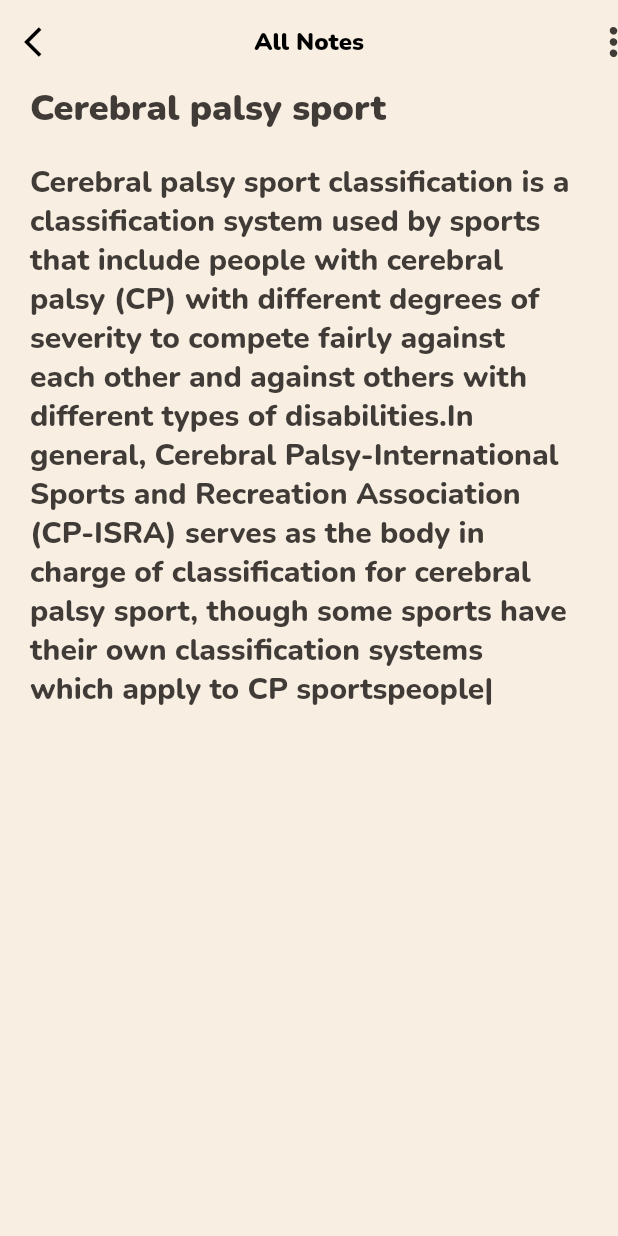
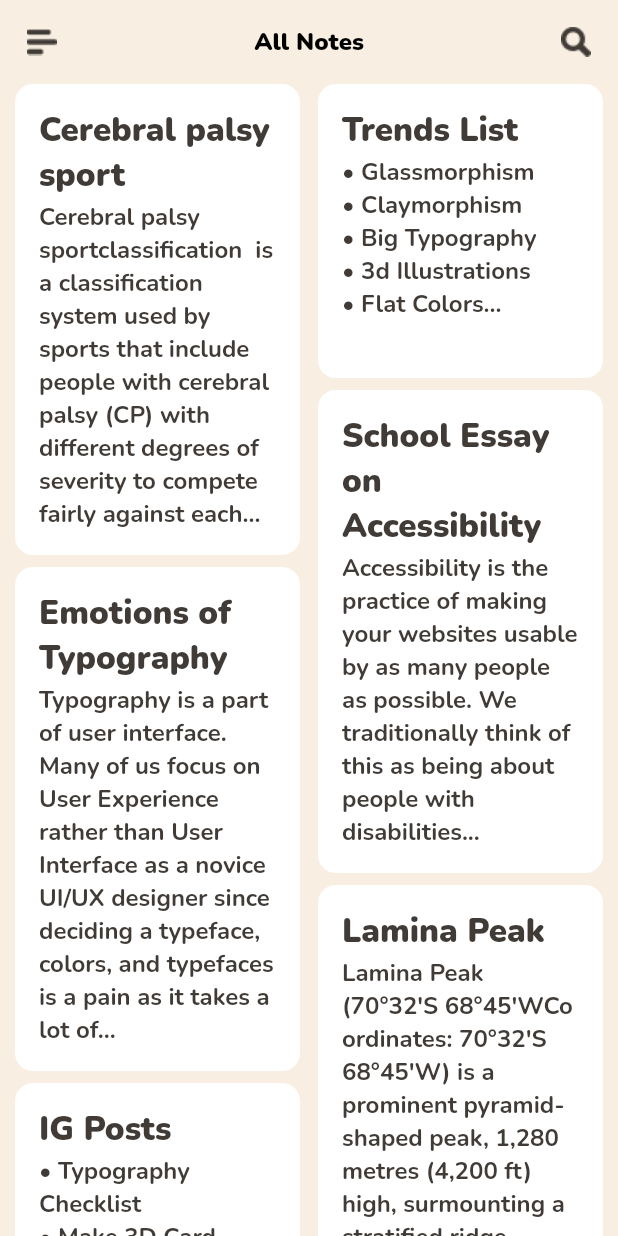
Before and after one commit to mercyjae/notely, a Flutter app: the screen it shows after launch, on a phone screen of 412 x 824 dp. Run offline on Flutter 3.47's test engine with Material 2 defaults, Android fonts, the phone set to English and light mode, and no system bars; our stand-ins replace flutter_svg, google_fonts.

Commit message:
recent screen done

```diff
--- a/lib/main.dart
+++ b/lib/main.dart
@@ -1,8 +1,5 @@
 import 'package:flutter/material.dart';
-import 'package:notely/screens/edit_note.dart';
-import 'package:notely/screens/note_creation.dart';
-import 'package:notely/screens/onboarding_screen.dart';
-import 'package:notely/screens/profile_screen.dart';
+import 'package:notely/screens/recent_notes.dart';
 
 void main() {
   runApp(const MyApp());
@@ -25,6 +22,6 @@ class MyApp extends StatelessWidget {
             secondary: const Color(0xFFD9614C),
           ),
         ),
-        home: const EditNote());
+        home: const RecentNotes());
   }
 }
--- a/lib/screens/edit_note.dart
+++ b/lib/screens/edit_note.dart
@@ -1,6 +1,4 @@
 import 'package:flutter/material.dart';
-import 'package:flutter/src/foundation/key.dart';
-import 'package:flutter/src/widgets/framework.dart';
 import 'package:flutter_svg/flutter_svg.dart';
 import 'package:google_fonts/google_fonts.dart';
 
--- /dev/null
+++ b/lib/screens/recent_notes.dart
@@ -0,0 +1,88 @@
+import 'package:flutter/material.dart';
+import 'package:google_fonts/google_fonts.dart';
+import 'package:notely/widgets/note_card.dart';
+import 'package:notely/widgets/recent_note_builder.dart';
+
+class RecentNotes extends StatefulWidget {
+  const RecentNotes({Key? key}) : super(key: key);
+
+  @override
+  State<RecentNotes> createState() => _RecentNotesState();
+}
+
+class _RecentNotesState extends State<RecentNotes> {
+  @override
+  Widget build(BuildContext context) {
+    return Scaffold(appBar: AppBar(
+        leading: Image.asset('assets/images/align_left.png'),
+        elevation: 0,
+        actions: [
+          Image.asset('assets/images/search.png'),
+        ],
+        title: Text(
+          'All Notes',
+          style: GoogleFonts.nunito(
+              fontSize: 16, fontWeight: FontWeight.w900, color: Colors.black),
+        ),
+        centerTitle: true,
+        backgroundColor: Colors.transparent,
+      ),body: Padding(
+        padding: const EdgeInsets.symmetric(horizontal: 10),
+        child: Column(children: const [
+          Expanded(
+                child: RecentNotesBuilder(
+                  notes: [
+                    Note(
+                      title: 'Cerebral palsy\nsport',
+                      body: 'Cerebral palsy\nsportclassification  '
+                          'is a classification system used by sports that include'
+                          ' people with cerebral palsy (CP) with different'
+                          ' degrees of severity to compete fairly '
+                          'against each...',
+                    ),
+                    Note(
+                        title: 'Trends List',
+                        body: '\u2022 Glassmorphism\n'
+                            '\u2022 Claymorphism\n'
+                            '\u2022 Big Typography\n'
+                            '\u2022 3d Illustrations\n'
+                            '\u2022 Flat Colors...\n'),
+                              Note(
+                      title: 'School Essay on Accessibility',
+                      body:
+                          'Accessibility is the practice of making your websites '
+                          'usable by as many people as possible. '
+                          'We traditionally think of this as being '
+                          'about people with disabilities...',
+                    ),
+                    Note(
+                      title: 'Emotions of Typography',
+                      body: 'Typography is a part of user interface. '
+                          'Many of us focus on User Experience rather than User '
+                          'Interface as a novice UI/UX designer since deciding '
+                          'a typeface, colors, and typefaces is a '
+                          'pain as it takes a lot of...',
+                    ),
+
+                    Note(
+                      title: 'Lamina Peak',
+                      body: 'Lamina Peak (70°32′S 68°45′WCoordinates: '
+                          '70°32′S 68°45′W) '
+                          'is a prominent pyramid-shaped peak, 1,280 metres'
+                          ' (4,200 ft) high, surmounting a stratified ridge '
+                          'which curves down from Mount Edred northeastward '
+                          'toward George VI Sound.',
+                    ),
+                     Note(
+                      title: 'IG Posts',
+                      body: '\u2022 Typography Checklist\n'
+                          '\u2022 Make 3D Card inside Figma\n'
+                          '\u2022 Best figma plugins stock images websites',
+                    ),
+                  ],
+                ),
+              ),
+        ]),
+      ),);
+  }
+}
--- /dev/null
+++ b/lib/widgets/note_card.dart
@@ -0,0 +1,51 @@
+import 'package:flutter/material.dart';
+
+class NoteCard extends StatelessWidget {
+  final String title;
+  final String body;
+  const NoteCard({Key? key, required this.title, required this.body})
+      : super(key: key);
+
+  @override
+  Widget build(BuildContext context) {
+    return Container(
+      padding: const EdgeInsets.all(16),
+      decoration: BoxDecoration(
+        borderRadius: BorderRadius.circular(12),
+        color: Colors.white
+      ),
+      child: Column(
+        crossAxisAlignment: CrossAxisAlignment.stretch,
+        mainAxisSize: MainAxisSize.min,
+        children: [
+          Text(
+            title,style: const TextStyle(
+              fontSize: 22,
+              fontWeight: FontWeight.w900,
+              color: Color(0xFF403B36),
+            ),
+          ),
+          const SizedBox(height: 2),
+          Text(
+            body,
+            style: const TextStyle(
+              fontSize: 16,
+              fontWeight: FontWeight.w700,
+              color: Color(0xFF403B36),
+            ),
+          ),
+        ],
+      ),
+    );
+  }
+}
+
+
+
+
+class Note {
+  final String title;
+  final String body;
+
+  const Note({required this.title, required this.body});
+}
--- /dev/null
+++ b/lib/widgets/recent_note_builder.dart
@@ -0,0 +1,25 @@
+import 'package:flutter/material.dart';
+import 'package:flutter_staggered_grid_view/flutter_staggered_grid_view.dart';
+import 'package:notely/widgets/note_card.dart';
+
+class RecentNotesBuilder extends StatelessWidget {
+  final List<Note> notes;
+  const RecentNotesBuilder({Key? key, required this.notes}) : super(key: key);
+
+  @override
+  Widget build(BuildContext context) {
+    return MasonryGridView.builder(
+      itemCount: notes.length,
+      padding: EdgeInsets.zero,
+      gridDelegate: const SliverSimpleGridDelegateWithFixedCrossAxisCount(
+        crossAxisCount: 2,
+      ),
+      crossAxisSpacing: 12,
+      mainAxisSpacing: 8,
+      itemBuilder: (context, index) {
+        final note = notes[index];
+        return NoteCard(title: note.title, body: note.body);
+      },
+    );
+  }
+}
--- a/pubspec.yaml
+++ b/pubspec.yaml
@@ -36,6 +36,7 @@ dependencies:
   cupertino_icons: ^1.0.2
   google_fonts: ^3.0.1
   flutter_svg: ^1.1.4
+  flutter_staggered_grid_view: ^0.6.2
 
 dev_dependencies:
   flutter_test:
```
Also changed, not shown: pubspec.lock.
